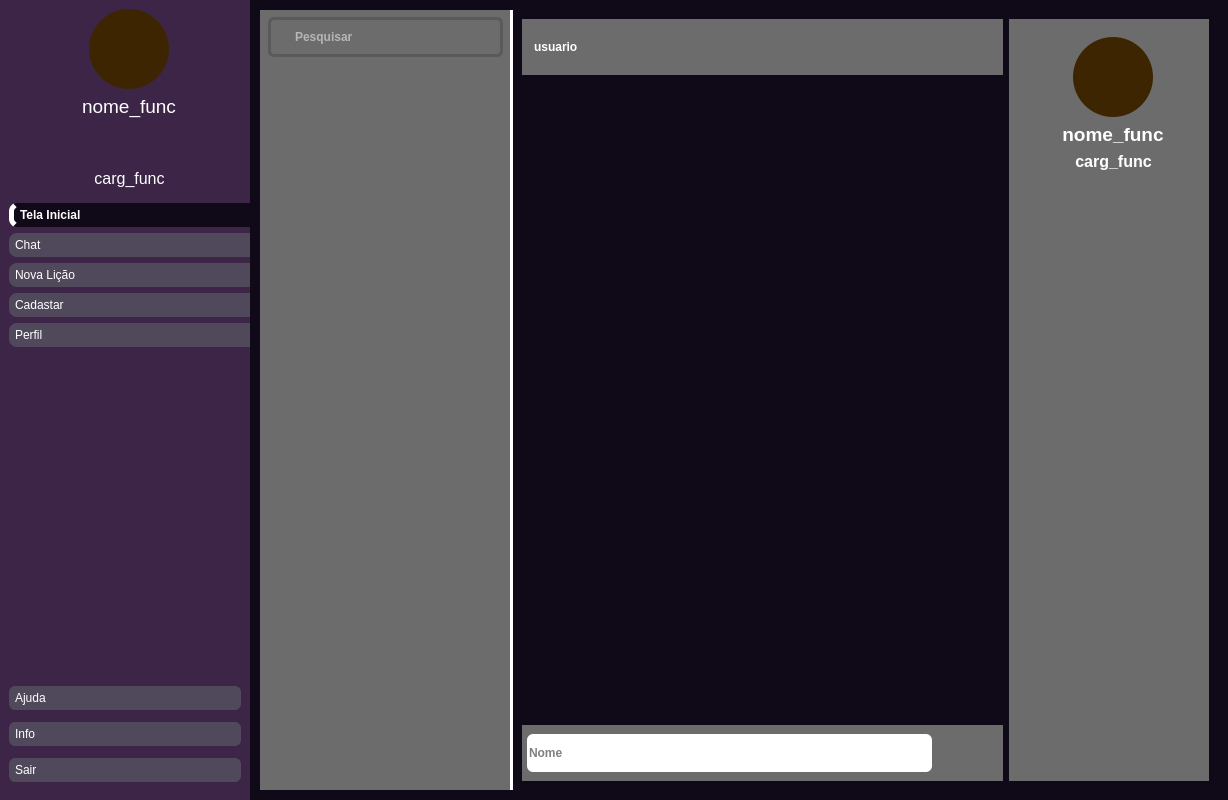
This is design/NOVODASH.ui in Zstraffey/NewTE as Qt 5 draws it before an edit. The edited form follows.
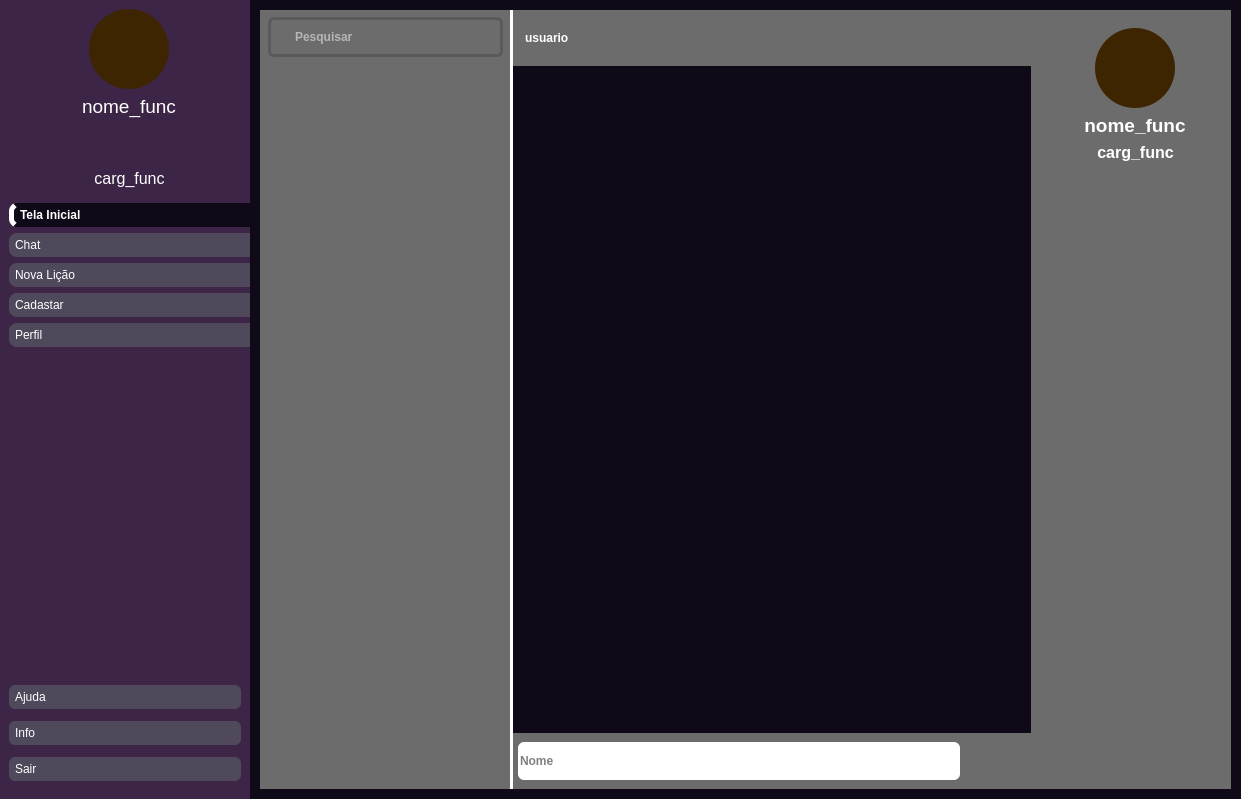
This is the edited form. Icons and pictures are not drawn.

Commit message: novo codigo

Patch:
```diff
--- a/design/NOVODASH.ui
+++ b/design/NOVODASH.ui
@@ -6,8 +6,8 @@
    <rect>
     <x>0</x>
     <y>0</y>
-    <width>1228</width>
-    <height>800</height>
+    <width>1241</width>
+    <height>799</height>
    </rect>
   </property>
   <property name="sizePolicy">
@@ -18,7 +18,7 @@
   </property>
   <property name="minimumSize">
    <size>
-    <width>925</width>
+    <width>1241</width>
     <height>799</height>
    </size>
   </property>
@@ -1057,8 +1057,8 @@
                             <rect>
                              <x>0</x>
                              <y>0</y>
-                             <width>515</width>
-                             <height>279</height>
+                             <width>496</width>
+                             <height>230</height>
                             </rect>
                            </property>
                            <property name="maximumSize">
@@ -2784,6 +2784,21 @@
              </property>
              <widget class="QWidget" name="page_pcopia_d_template_chat">
               <layout class="QHBoxLayout" name="horizontalLayout_7">
+               <property name="spacing">
+                <number>0</number>
+               </property>
+               <property name="leftMargin">
+                <number>0</number>
+               </property>
+               <property name="topMargin">
+                <number>0</number>
+               </property>
+               <property name="rightMargin">
+                <number>0</number>
+               </property>
+               <property name="bottomMargin">
+                <number>0</number>
+               </property>
                <item>
                 <widget class="QWidget" name="widget_23" native="true">
                  <layout class="QVBoxLayout" name="verticalLayout_29">
@@ -2983,7 +2998,7 @@
                      <item>
                       <widget class="QWidget" name="local_chat" native="true">
                        <property name="sizePolicy">
-                        <sizepolicy hsizetype="Expanding" vsizetype="Preferred">
+                        <sizepolicy hsizetype="Expanding" vsizetype="Expanding">
                          <horstretch>0</horstretch>
                          <verstretch>0</verstretch>
                         </sizepolicy>
@@ -2994,31 +3009,25 @@
                          <height>600</height>
                         </size>
                        </property>
+                       <layout class="QHBoxLayout" name="horizontalLayout_9">
+                        <item>
                        <widget class="QScrollArea" name="chat">
-                        <property name="geometry">
-                         <rect>
-                          <x>0</x>
-                          <y>10</y>
-                          <width>481</width>
-                          <height>611</height>
-                         </rect>
-                        </property>
                         <property name="sizePolicy">
-                         <sizepolicy hsizetype="Expanding" vsizetype="Preferred">
+                           <sizepolicy hsizetype="Expanding" vsizetype="Expanding">
                           <horstretch>0</horstretch>
                           <verstretch>0</verstretch>
                          </sizepolicy>
                         </property>
                         <property name="minimumSize">
                          <size>
-                          <width>0</width>
+                            <width>501</width>
                           <height>0</height>
                          </size>
                         </property>
                         <property name="maximumSize">
                          <size>
-                          <width>16777215</width>
-                          <height>620</height>
+                            <width>1191</width>
+                            <height>900</height>
                          </size>
                         </property>
                         <property name="mouseTracking">
@@ -3038,7 +3047,7 @@
                           <rect>
                            <x>0</x>
                            <y>0</y>
-                           <width>481</width>
+                             <width>501</width>
                            <height>16</height>
                           </rect>
                          </property>
@@ -3088,6 +3097,8 @@
                          </layout>
                         </widget>
                        </widget>
+                        </item>
+                       </layout>
                       </widget>
                      </item>
                      <item>
```
Left out of the diff: 2 changed lines with no effect on the pictures. Lines whose indentation alone changed are shown as unchanged. The commit also changes 1 other file.
